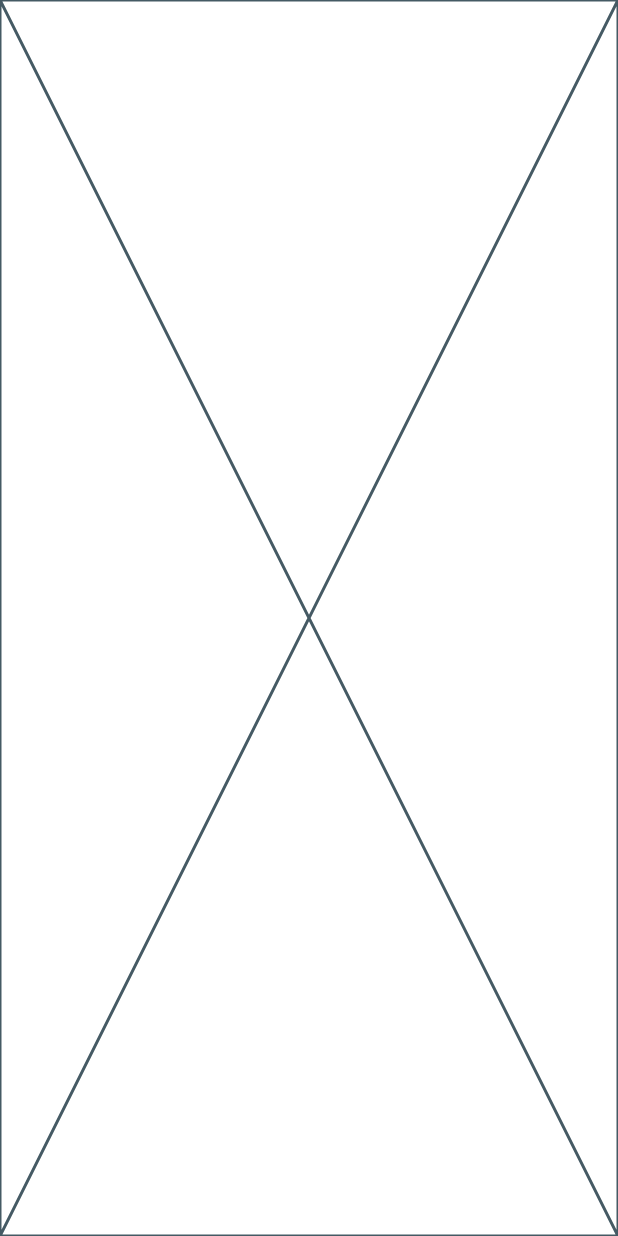
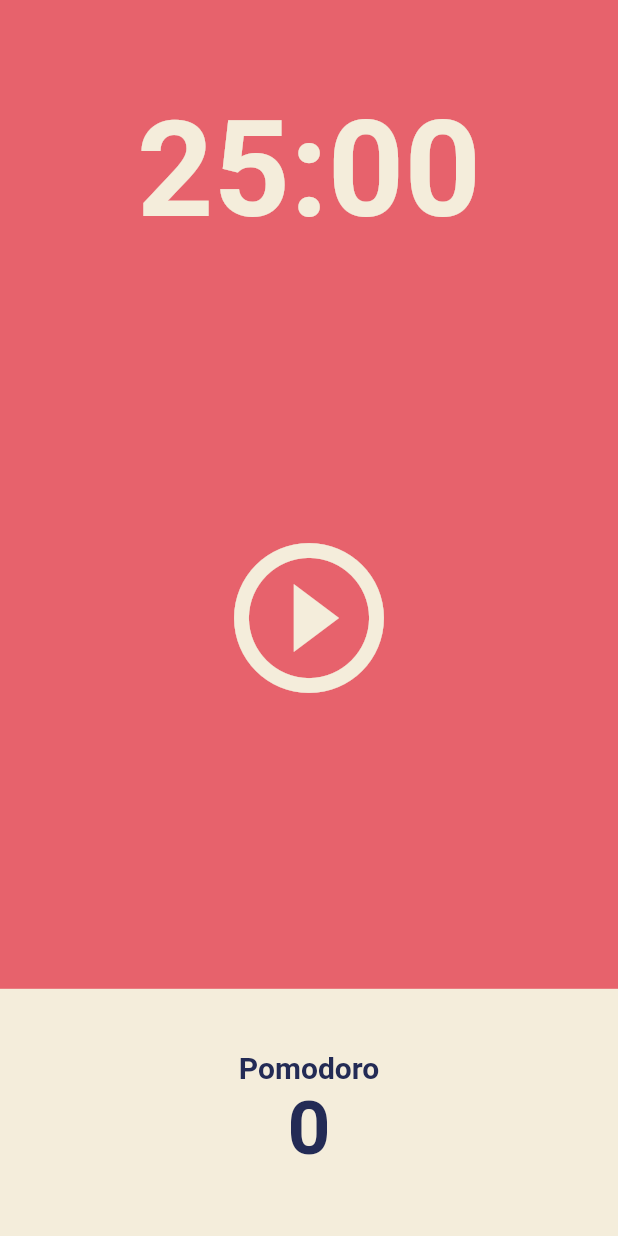
Before and after one commit to jay-hawk/hello_flutter, a Flutter app: the screen it shows after launch, on a phone screen of 412 x 824 dp. Run offline on Flutter 3.47's test engine with Material 2 defaults, Android fonts, the phone set to English and light mode, and no system bars.

Commit message:
Feat: Make Pomdoro home
뽀모도로 홈 만들었습니다.

```diff
--- a/lib/screens/home_screen.dart
+++ b/lib/screens/home_screen.dart
@@ -10,6 +10,74 @@ class HomeScreen extends StatefulWidget {
 class _HomeScreenState extends State<HomeScreen> {
   @override
   Widget build(BuildContext context) {
-    return const Placeholder();
+    return Scaffold(
+      backgroundColor: Theme.of(context).backgroundColor,
+      body: Column(
+        children: [
+          Flexible(
+            flex: 1,
+            child: Container(
+              alignment: Alignment.bottomCenter,
+              child: Text(
+                '25:00',
+                style: TextStyle(
+                  color: Theme.of(context).cardColor,
+                  fontSize: 89,
+                  fontWeight: FontWeight.w600,
+                ),
+              ),
+            ),
+          ),
+          Flexible(
+            flex: 3,
+            child: Center(
+              child: IconButton(
+                iconSize: 120,
+                color: Theme.of(context).cardColor,
+                onPressed: () {},
+                icon: const Icon(
+                  Icons.play_circle_outline,
+                ),
+              ),
+            ),
+          ),
+          Flexible(
+            flex: 1,
+            child: Row(
+              children: [
+                Expanded(
+                  child: Container(
+                    decoration: BoxDecoration(
+                      color: Theme.of(context).cardColor,
+                    ),
+                    child: Column(
+                      mainAxisAlignment: MainAxisAlignment.center,
+                      children: [
+                        Text(
+                          'Pomodoro',
+                          style: TextStyle(
+                            fontSize: 20,
+                            fontWeight: FontWeight.w600,
+                            color: Theme.of(context).textTheme.headline1!.color,
+                          ),
+                        ),
+                        Text(
+                          '0',
+                          style: TextStyle(
+                            fontSize: 50,
+                            fontWeight: FontWeight.w600,
+                            color: Theme.of(context).textTheme.headline1!.color,
+                          ),
+                        ),
+                      ],
+                    ),
+                  ),
+                ),
+              ],
+            ),
+          ),
+        ],
+      ),
+    );
   }
 }
```
